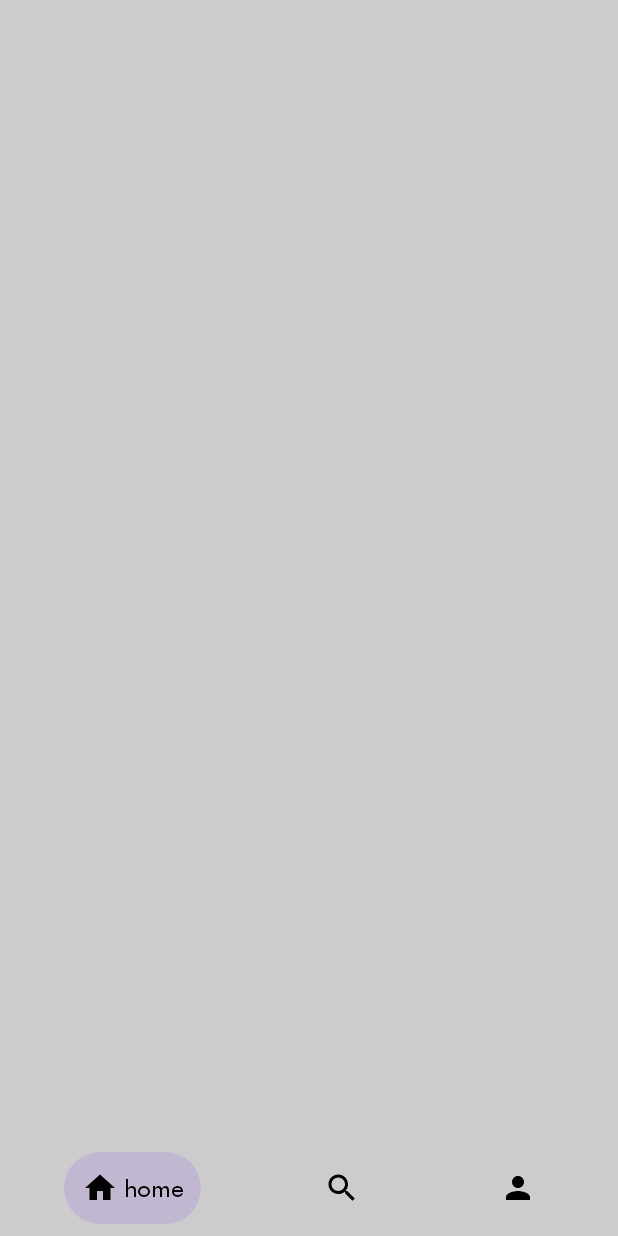
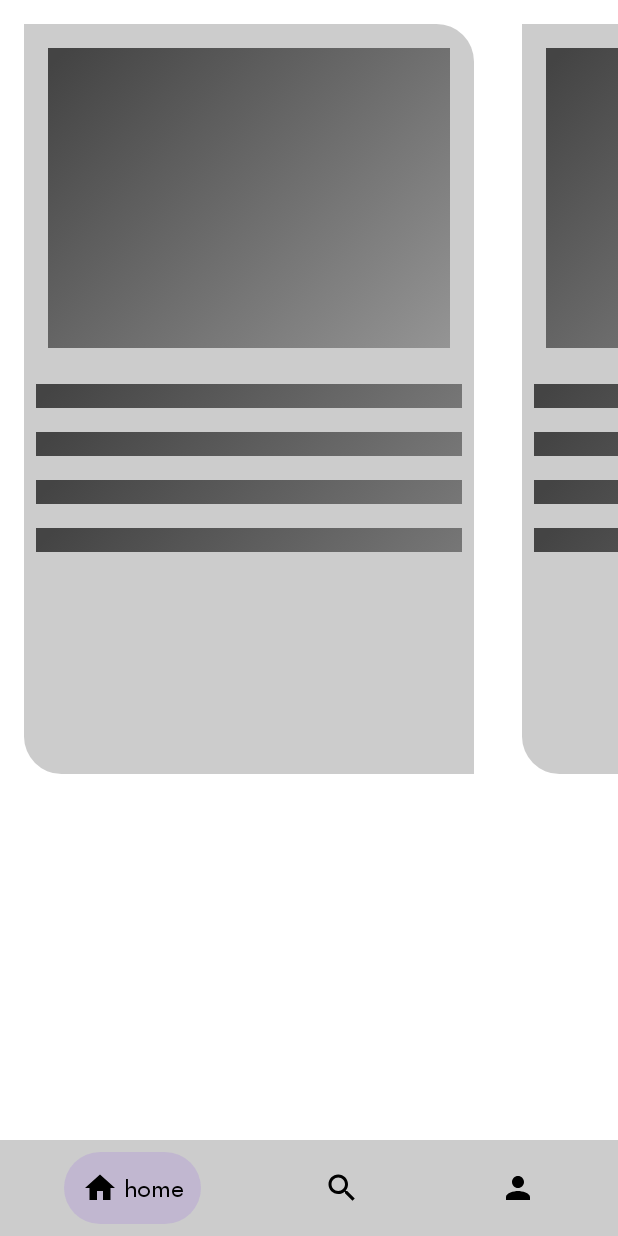
Before and after one commit to dukendev/NewsBox-jetpack-compose, an Android app built with Jetpack Compose: the profile screen opened through its navigation route, on a phone screen of 412 x 824 dp. Run offline under Robolectric (Android 15) with nearby library versions, the phone set to English and light mode, and no system bars; our stand-ins replace livedata-compose; network calls fail; pictures from the network do not load.

Commit message:
completed loading shimmer cards

```diff
--- a/app/src/main/java/com/ysanjeet535/newsbox/ui/navigation/Navigation.kt
+++ b/app/src/main/java/com/ysanjeet535/newsbox/ui/navigation/Navigation.kt
@@ -31,7 +31,7 @@ fun NavigationComponent(navController: NavController,paddingValues: Dp,mainViewM
         }
 
         composable(Screens.Profile.name){
-            ProfileScreenContent()
+            ProfileScreenContent(paddingValues = paddingValues)
         }
     }
 }
--- a/app/src/main/java/com/ysanjeet535/newsbox/ui/view/common/LoadingCard.kt
+++ b/app/src/main/java/com/ysanjeet535/newsbox/ui/view/common/LoadingCard.kt
@@ -2,38 +2,114 @@ package com.ysanjeet535.newsbox.ui.view.common
 
 import androidx.compose.animation.core.*
 import androidx.compose.foundation.background
-import androidx.compose.foundation.layout.Box
+import androidx.compose.foundation.clickable
+import androidx.compose.foundation.layout.*
+import androidx.compose.foundation.lazy.LazyRow
+import androidx.compose.foundation.shape.RoundedCornerShape
+import androidx.compose.material.Card
+import androidx.compose.material.MaterialTheme
 import androidx.compose.runtime.Composable
 import androidx.compose.runtime.getValue
 import androidx.compose.ui.Modifier
+import androidx.compose.ui.draw.clip
 import androidx.compose.ui.geometry.Offset
 import androidx.compose.ui.graphics.Brush
 import androidx.compose.ui.graphics.Color
 import androidx.compose.ui.tooling.preview.Preview
+import androidx.compose.ui.unit.dp
+
+
+@Composable
+fun LoadingCards(){
+    LazyRow(modifier = Modifier.background(Color.White)){
+        repeat(10){
+            item {
+                ShimmerBox()
+            }
+        }
+    }
+}
+
 
 @Preview
 @Composable
 fun ShimmerBox(modifier: Modifier = Modifier){
-    val colors = listOf(Color.LightGray.copy(alpha = 0.4f), Color.LightGray, Color.DarkGray)
+    val colors = listOf(Color.DarkGray, Color.LightGray, Color.DarkGray)
     val infiniteTransition = rememberInfiniteTransition()
     val brushTranslateAnimation by infiniteTransition.animateFloat(
         initialValue = 0f,
         targetValue = 1500f,
         animationSpec = infiniteRepeatable(
-            animation = tween(1500,easing = LinearOutSlowInEasing),
+            animation = tween(500,easing = FastOutSlowInEasing),
             repeatMode = RepeatMode.Reverse
         )
     )
     val brush = Brush.linearGradient(
         colors = colors,
-        start = Offset(100f,100f),
+        start = Offset(10f,10f),
         end = Offset(brushTranslateAnimation,brushTranslateAnimation)
     )
 
-    Box(
-        modifier = modifier
-            .background(brush)
-    ) {
+    ShimmerBoxContent(brush = brush)
+
+}
+
+@Preview
+@Composable
+fun ShimmerBoxContent(brush: Brush = Brush.linearGradient(listOf(Color.Red,Color.Green))){
+
+    Column(
+        modifier = Modifier
+            .padding(16.dp)
+            .width(300.dp)
+            .height(500.dp)
+            .clip(
+                RoundedCornerShape(
+                    topEnd = 25.dp,
+                    bottomStart = 25.dp,
+                    topStart = 0.dp,
+                    bottomEnd = 0.dp
+                )
+            )
+            .background(MaterialTheme.colors.background)
+        ,
+    ){
+
+            Spacer(modifier  = Modifier
+                .padding(16.dp)
+                .height(200.dp)
+                .fillMaxWidth()
+                .background(brush)
+            )
+
+            Spacer(modifier = Modifier
+                .padding(8.dp)
+                .height(16.dp)
+                .fillMaxWidth()
+                .background(brush)
+            )
+
+            Spacer(modifier = Modifier
+                .padding(8.dp)
+                .height(16.dp)
+                .fillMaxWidth()
+                .background(brush)
+            )
+
+
+            Spacer(modifier = Modifier
+                .padding(8.dp)
+                .height(16.dp)
+                .fillMaxWidth()
+                .background(brush)
+            )
+
+            Spacer(modifier = Modifier
+                .padding(8.dp)
+                .height(16.dp)
+                .fillMaxWidth()
+                .background(brush)
+            )
 
     }
 }
--- a/app/src/main/java/com/ysanjeet535/newsbox/ui/view/profile/ProfileScreen.kt
+++ b/app/src/main/java/com/ysanjeet535/newsbox/ui/view/profile/ProfileScreen.kt
@@ -3,17 +3,24 @@ package com.ysanjeet535.newsbox.ui.view.profile
 import androidx.compose.foundation.background
 import androidx.compose.foundation.layout.*
 import androidx.compose.material.OutlinedTextField
+import androidx.compose.material.Surface
 import androidx.compose.runtime.Composable
 import androidx.compose.ui.Modifier
 import androidx.compose.ui.graphics.Color
 import androidx.compose.ui.tooling.preview.Preview
+import androidx.compose.ui.unit.Dp
 import androidx.compose.ui.unit.dp
+import com.ysanjeet535.newsbox.ui.view.common.LoadingCards
 import com.ysanjeet535.newsbox.ui.view.common.ShimmerBox
 
 @Composable
-fun ProfileScreenContent(){
+fun ProfileScreenContent(paddingValues: Dp){
 
-    ShimmerBox(modifier = Modifier
+    Surface(modifier = Modifier
+        .padding(bottom = paddingValues)
         .fillMaxSize()
-        .padding(50.dp))
+        .background(Color.White)
+    ) {
+        LoadingCards()
+    }
 }
```
